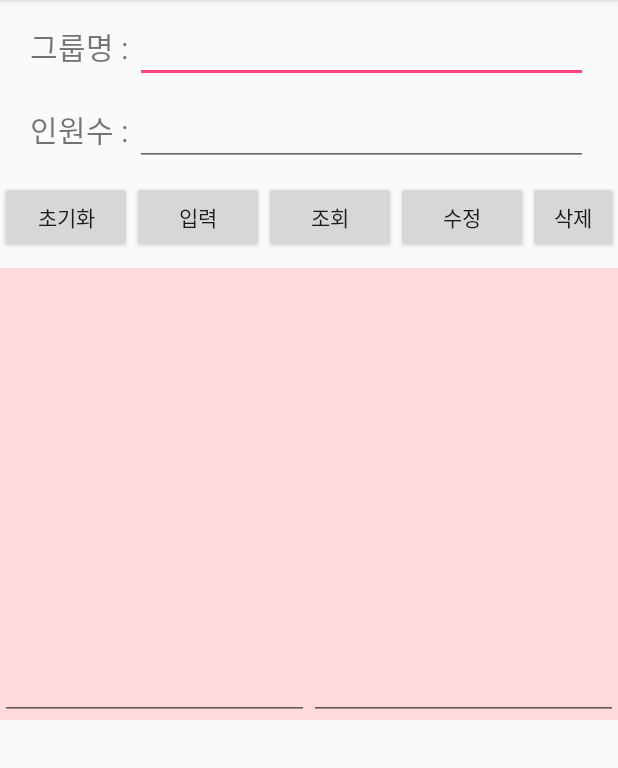
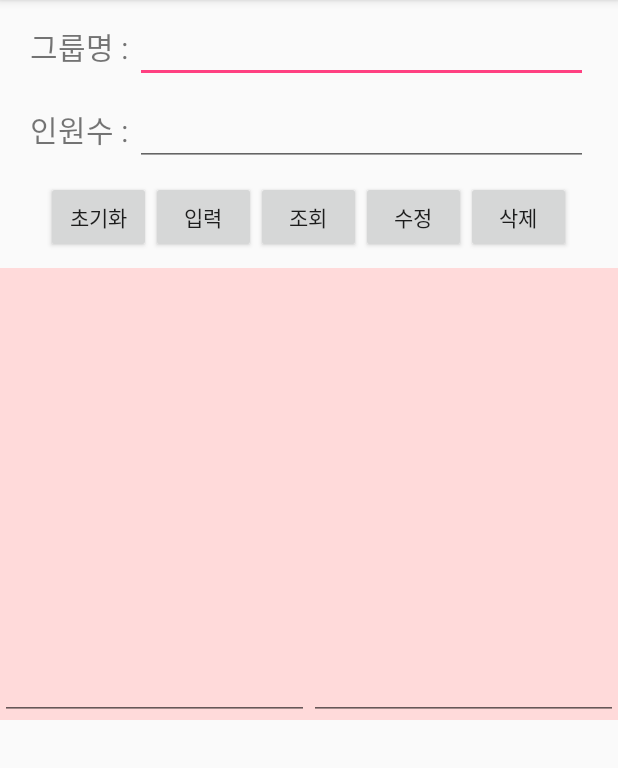
Before and after one commit to yeseul726/DBEx, an Android app: the screen it shows after launch (MainActivity), on a phone screen of 412 x 824 dp, the part 84-852 px from its top. Run offline under Robolectric (Android 15) with nearby library versions, the phone set to English and light mode, and no system bars.

Commit message:
#6 Update Button Complete

```diff
--- a/app/src/main/res/layout/activity_main.xml
+++ b/app/src/main/res/layout/activity_main.xml
@@ -58,31 +58,31 @@
     >
     <Button
         android:id="@+id/but_init"
-        android:layout_width="wrap_content"
+        android:layout_width="70dp"
         android:layout_height="wrap_content"
         android:text="초기화"
         />
     <Button
         android:id="@+id/but_insert"
-        android:layout_width="wrap_content"
+        android:layout_width="70dp"
         android:layout_height="wrap_content"
         android:text="입력"
         />
     <Button
         android:id="@+id/but_select"
-        android:layout_width="wrap_content"
+        android:layout_width="70dp"
         android:layout_height="wrap_content"
         android:text="조회"
         />
     <Button
         android:id="@+id/but_update"
-        android:layout_width="wrap_content"
+        android:layout_width="70dp"
         android:layout_height="wrap_content"
         android:text="수정"
         />
     <Button
         android:id="@+id/but_delete"
-        android:layout_width="wrap_content"
+        android:layout_width="70dp"
         android:layout_height="wrap_content"
         android:text="삭제"
         />
```
